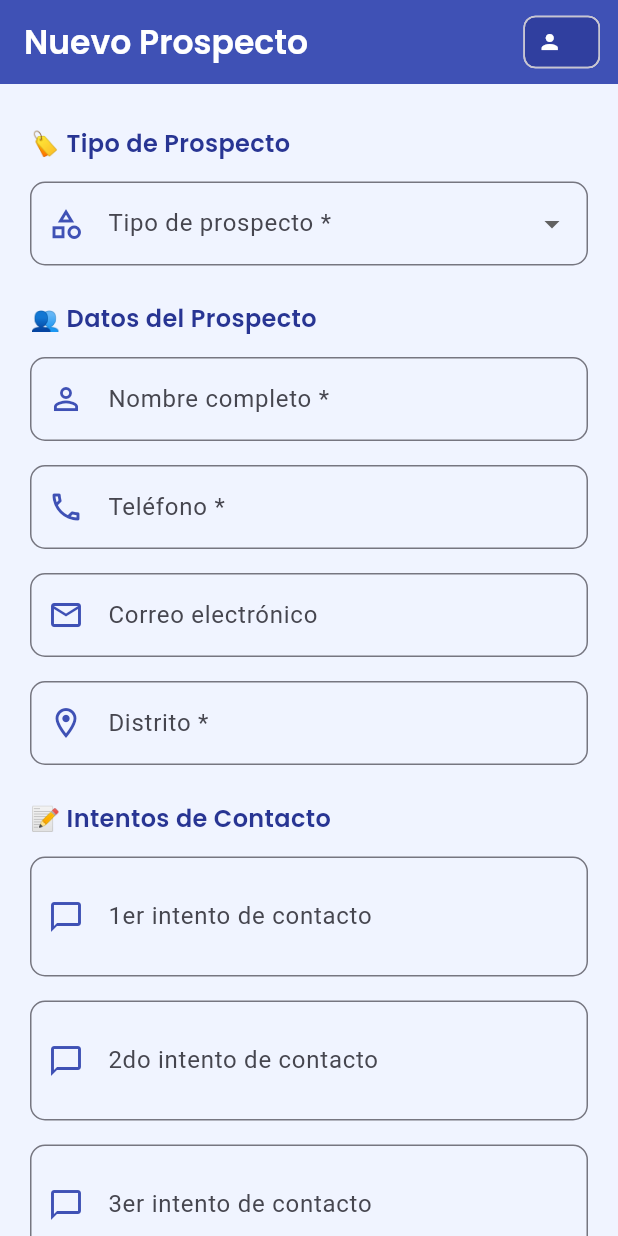
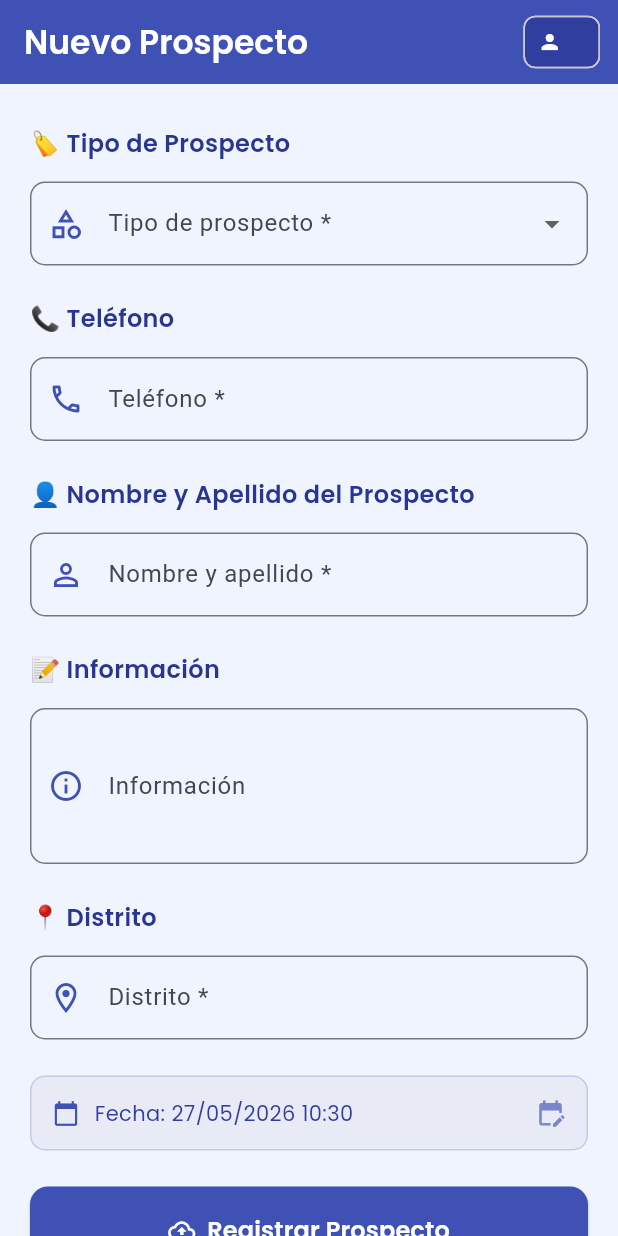
Before and after one commit to amilcar-cibertec/prospectos-app, a Flutter app: the RegistroScreen screen opened directly with empty values, on a phone screen of 412 x 824 dp. Run offline on Flutter 3.47's test engine with Material 3 defaults, Android fonts, the light colour scheme and no system bars; our stand-ins replace google_fonts; missing offline and left inert: dart:js.

Commit message:
Actualizar source con código más reciente

```diff
--- a/lib/models/prospecto.dart
+++ b/lib/models/prospecto.dart
@@ -1,9 +1,8 @@
 class Prospecto {
   final String nombre;
   final String telefono;
-  final String correo;
+  final String informacion;      // ← reemplaza correo + observaciones
   final String distrito;
-  final String observaciones;
   final String fecha;
   final String vendedor;
   final String codigoVendedor;
@@ -14,9 +13,8 @@ class Prospecto {
   Prospecto({
     required this.nombre,
     required this.telefono,
-    this.correo = '',
+    this.informacion = '-',
     required this.distrito,
-    required this.observaciones,
     required this.fecha,
     required this.vendedor,
     required this.codigoVendedor,
@@ -26,16 +24,15 @@ class Prospecto {
   });
 
   Map<String, dynamic> toJson() => {
-        'nombre':          nombre,
-        'telefono':        telefono,
-        'correo':          correo.isNotEmpty ? correo : '-',
-        'distrito':        distrito,
-        'observaciones':   observaciones,
-        'fecha':           fecha,
-        'vendedor':        vendedor,
-        'codigoVendedor':  codigoVendedor,
-        'tipo':            tipo,
+        'nombre':           nombre,
+        'telefono':         telefono,
+        'informacion':      informacion.isNotEmpty ? informacion : '-',
+        'distrito':         distrito,
+        'fecha':            fecha,
+        'vendedor':         vendedor,
+        'codigoVendedor':   codigoVendedor,
+        'tipo':             tipo,
         'nombreReferencia': nombreReferencia,
-        'asesor':          asesor.isNotEmpty ? asesor : '-',
+        'asesor':           asesor.isNotEmpty ? asesor : '-',
       };
 }
--- a/lib/screens/registro_screen.dart
+++ b/lib/screens/registro_screen.dart
@@ -21,34 +21,50 @@ class RegistroScreen extends StatefulWidget {
 }
 
 class _RegistroScreenState extends State<RegistroScreen> {
-  final _formKey = GlobalKey<FormState>();
+  final _formKey          = GlobalKey<FormState>();
+  final _nombreCtrl       = TextEditingController();
+  final _telefonoCtrl     = TextEditingController();
+  final _distritoCtrl     = TextEditingController();
+  final _informacionCtrl  = TextEditingController();
+  final _referenciaCtrl   = TextEditingController();
 
-  // Controladores existentes
-  final _nombreCtrl      = TextEditingController();
-  final _telefonoCtrl    = TextEditingController();
-  final _correoCtrl      = TextEditingController();
-  final _distritoCtrl    = TextEditingController();
-  final _obs1Ctrl        = TextEditingController();
-  final _obs2Ctrl        = TextEditingController();
-  final _obs3Ctrl        = TextEditingController();
-  final _referenciaCtrl  = TextEditingController();
-
-  // Nuevos campos
   String? _tipoSeleccionado;
   String? _asesorSeleccionado;
 
-  bool _enviando = false;
+  bool    _enviando = false;
   String? _mensaje;
-  bool _exito = false;
+  bool    _exito    = false;
 
-  String get _fechaHoy =>
-      DateFormat('dd/MM/yyyy HH:mm').format(DateTime.now());
+  // 1. Nueva variable para guardar la fecha seleccionada
+  DateTime _fechaSeleccionada = DateTime.now();
 
-  // Vendedores disponibles para asesor (excluye al logueado)
-  List<String> get _asesoresDisponibles {
-    return AppConfig.vendedoresValidos.values
-        .where((nombre) => nombre != widget.nombreVendedor)
+  // 2. Formatea la fecha elegida y le añade la hora actual
+  String get _fechaFormateada {
+    final date = DateFormat('dd/MM/yyyy').format(_fechaSeleccionada);
+    final time = DateFormat('HH:mm').format(DateTime.now());
+    return '$date $time';
+  }
+
+  List<String> get _asesoresDisponibles =>
+      AppConfig.vendedoresValidos.values
+          .where((n) => n != widget.nombreVendedor)
           .toList();
+
+  // 3. Función del DatePicker con límites de 7 días atrás y HOY como máximo
+  Future<void> _seleccionarFecha() async {
+    final hoy = DateTime.now();
+    final fechaElegida = await showDatePicker(
+      context: context,
+      initialDate: _fechaSeleccionada,
+      firstDate: hoy.subtract(const Duration(days: 7)), // Máximo 7 días atrás
+      lastDate: hoy, // Nada en el futuro
+    );
+
+    if (fechaElegida != null) {
+      setState(() {
+        _fechaSeleccionada = fechaElegida;
+      });
+    }
   }
 
   Future<void> _enviar() async {
@@ -56,42 +72,32 @@ class _RegistroScreenState extends State<RegistroScreen> {
     if (_tipoSeleccionado == null) {
       setState(() {
         _mensaje = '❌ Selecciona el tipo de prospecto';
-        _exito = false;
+        _exito   = false;
       });
       return;
     }
 
     setState(() { _enviando = true; _mensaje = null; });
 
-    final obs = [
-      if (_obs1Ctrl.text.trim().isNotEmpty)
-        '1er contacto: ${_obs1Ctrl.text.trim()}',
-      if (_obs2Ctrl.text.trim().isNotEmpty)
-        '2do contacto: ${_obs2Ctrl.text.trim()}',
-      if (_obs3Ctrl.text.trim().isNotEmpty)
-        '3er contacto: ${_obs3Ctrl.text.trim()}',
-    ].join(' | ');
-
     final prospecto = Prospecto(
-      nombre:          _nombreCtrl.text.trim(),
-      telefono:        _telefonoCtrl.text.trim(),
-      correo:          _correoCtrl.text.trim(),
-      distrito:        _distritoCtrl.text.trim(),
-      observaciones:   obs,
-      fecha:           _fechaHoy,
-      vendedor:        widget.nombreVendedor,
-      codigoVendedor:  widget.codigoVendedor,
-      tipo:            _tipoSeleccionado!,
+      nombre:           _nombreCtrl.text.trim(),
+      telefono:         _telefonoCtrl.text.trim(),
+      informacion:      _informacionCtrl.text.trim(),
+      distrito:         _distritoCtrl.text.trim(),
+      fecha:            _fechaFormateada, // Usa la nueva fecha formateada
+      vendedor:         widget.nombreVendedor,
+      codigoVendedor:   widget.codigoVendedor,
+      tipo:             _tipoSeleccionado!,
       nombreReferencia: _referenciaCtrl.text.trim(),
-      asesor:          _asesorSeleccionado ?? '-',
+      asesor:           _asesorSeleccionado ?? '-',
     );
 
     final ok = await SheetsService.enviarProspecto(prospecto);
 
     setState(() {
       _enviando = false;
-      _exito = ok;
-      _mensaje = ok
+      _exito    = ok;
+      _mensaje  = ok
           ? '✅ Prospecto registrado en hoja "$_tipoSeleccionado"'
           : '❌ Error al subir datos';
     });
@@ -102,15 +108,13 @@ class _RegistroScreenState extends State<RegistroScreen> {
   void _limpiar() {
     _nombreCtrl.clear();
     _telefonoCtrl.clear();
-    _correoCtrl.clear();
     _distritoCtrl.clear();
-    _obs1Ctrl.clear();
-    _obs2Ctrl.clear();
-    _obs3Ctrl.clear();
+    _informacionCtrl.clear();
     _referenciaCtrl.clear();
     setState(() {
       _tipoSeleccionado   = null;
       _asesorSeleccionado = null;
+      _fechaSeleccionada  = DateTime.now(); // Resetea la fecha al limpiar
     });
   }
 
@@ -146,12 +150,12 @@ class _RegistroScreenState extends State<RegistroScreen> {
                 crossAxisAlignment: CrossAxisAlignment.start,
                 children: [
 
-                  // ── TIPO DE PROSPECTO ──────────────────────────
+                  // 1. TIPO
                   _seccion('🏷️ Tipo de Prospecto'),
                   _comboTipo(),
                   const SizedBox(height: 16),
 
-                  // ── REFERENCIA (label dinámico) ────────────────
+                  // 2. REFERENCIA
                   if (_tipoSeleccionado != null) ...[
                     _seccion('📌 ${AppConfig.labelReferencia(_tipoSeleccionado!)}'),
                     CustomTextField(
@@ -161,71 +165,56 @@ class _RegistroScreenState extends State<RegistroScreen> {
                     ),
                   ],
 
-                  // ── ASESOR (solo 4/14 y STAND) ─────────────────
-                  if (_tipoSeleccionado != null &&
-                      AppConfig.tieneAsesor(_tipoSeleccionado!)) ...[
-                    _seccion('👤 Asesor Adicional'),
-                    _comboAsesor(),
-                    const SizedBox(height: 16),
-                  ],
-
-                  // ── DATOS DEL PROSPECTO ────────────────────────
-                  _seccion('👥 Datos del Prospecto'),
-                  CustomTextField(
-                    label: 'Nombre completo',
-                    controller: _nombreCtrl,
-                    icon: Icons.person_outline,
-                  ),
+                  // 3. TELÉFONO
+                  _seccion('📞 Teléfono'),
                   CustomTextField(
                     label: 'Teléfono',
                     controller: _telefonoCtrl,
                     icon: Icons.phone_outlined,
                     keyboardType: TextInputType.phone,
                   ),
+
+                  // 4. NOMBRE Y APELLIDO
+                  _seccion('👤 Nombre y Apellido del Prospecto'),
                   CustomTextField(
-                    label: 'Correo electrónico',
-                    controller: _correoCtrl,
-                    icon: Icons.email_outlined,
-                    keyboardType: TextInputType.emailAddress,
+                    label: 'Nombre y apellido',
+                    controller: _nombreCtrl,
+                    icon: Icons.person_outline,
+                  ),
+
+                  // 5. INFORMACIÓN
+                  _seccion('📝 Información'),
+                  CustomTextField(
+                    label: 'Información',
+                    controller: _informacionCtrl,
+                    icon: Icons.info_outline,
+                    maxLines: 3,
                     obligatorio: false,
-                    hint: 'Opcional',
+                    hint: 'Notas, observaciones, seguimiento...',
                   ),
+
+                  // 6. DISTRITO
+                  _seccion('📍 Distrito'),
                   CustomTextField(
                     label: 'Distrito',
                     controller: _distritoCtrl,
                     icon: Icons.location_on_outlined,
                   ),
 
-                  // ── INTENTOS DE CONTACTO ───────────────────────
-                  _seccion('📝 Intentos de Contacto'),
-                  CustomTextField(
-                    label: '1er intento de contacto',
-                    controller: _obs1Ctrl,
-                    icon: Icons.chat_bubble_outline,
-                    maxLines: 2,
-                    obligatorio: false,
-                    hint: 'Ej: Llamó, interesado, cita para el viernes...',
-                  ),
-                  CustomTextField(
-                    label: '2do intento de contacto',
-                    controller: _obs2Ctrl,
-                    icon: Icons.chat_bubble_outline,
-                    maxLines: 2,
-                    obligatorio: false,
-                    hint: 'Ej: No contestó, dejó mensaje...',
-                  ),
-                  CustomTextField(
-                    label: '3er intento de contacto',
-                    controller: _obs3Ctrl,
-                    icon: Icons.chat_bubble_outline,
-                    maxLines: 2,
-                    obligatorio: false,
-                    hint: 'Ej: Confirmó reunión...',
-                  ),
+                  // 7. ASESOR 2
+                  if (_tipoSeleccionado != null &&
+                      AppConfig.tieneAsesor(_tipoSeleccionado!)) ...[
+                    _seccion('👥 Asesor 2'),
+                    _comboAsesor(),
+                    const SizedBox(height: 16),
+                  ],
 
-                  // ── FECHA ──────────────────────────────────────
+                  // 8. FECHA (Seleccionable mediante InkWell)
                   const SizedBox(height: 8),
-                  Container(
+                  InkWell(
+                    onTap: _seleccionarFecha,
+                    borderRadius: BorderRadius.circular(10),
+                    child: Container(
                       padding: const EdgeInsets.all(14),
                       decoration: BoxDecoration(
                         color: Colors.indigo.shade50,
@@ -236,14 +225,17 @@ class _RegistroScreenState extends State<RegistroScreen> {
                         const Icon(Icons.calendar_today,
                             color: Colors.indigo, size: 18),
                         const SizedBox(width: 10),
-                      Text('Fecha: $_fechaHoy',
+                        Text('Fecha: $_fechaFormateada',
                             style: GoogleFonts.poppins(
                                 color: Colors.indigo.shade700)),
+                        const Spacer(), // Empuja el ícono de edición a la derecha
+                        Icon(Icons.edit_calendar, color: Colors.indigo.shade300, size: 20),
                       ]),
+                    ),
                   ),
                   const SizedBox(height: 24),
 
-                  // ── MENSAJE ────────────────────────────────────
+                  // MENSAJE
                   if (_mensaje != null)
                     Container(
                       margin: const EdgeInsets.only(bottom: 16),
@@ -265,7 +257,7 @@ class _RegistroScreenState extends State<RegistroScreen> {
                           )),
                     ),
 
-                  // ── BOTÓN ──────────────────────────────────────
+                  // BOTÓN REGISTRAR
                   SizedBox(
                     width: double.infinity,
                     child: ElevatedButton.icon(
@@ -300,14 +292,13 @@ class _RegistroScreenState extends State<RegistroScreen> {
     );
   }
 
-  // ── WIDGETS AUXILIARES ───────────────────────────────────
-
   Widget _comboTipo() {
     return DropdownButtonFormField<String>(
       value: _tipoSeleccionado,
       decoration: InputDecoration(
         labelText: 'Tipo de prospecto *',
-        prefixIcon: const Icon(Icons.category_outlined, color: Colors.indigo),
+        prefixIcon:
+            const Icon(Icons.category_outlined, color: Colors.indigo),
         border: OutlineInputBorder(borderRadius: BorderRadius.circular(10)),
         focusedBorder: OutlineInputBorder(
           borderRadius: BorderRadius.circular(10),
@@ -326,7 +317,7 @@ class _RegistroScreenState extends State<RegistroScreen> {
       }).toList(),
       onChanged: (val) => setState(() {
         _tipoSeleccionado   = val;
-        _asesorSeleccionado = null; // resetear asesor al cambiar tipo
+        _asesorSeleccionado = null;
         _referenciaCtrl.clear();
       }),
       validator: (val) =>
@@ -338,7 +329,7 @@ class _RegistroScreenState extends State<RegistroScreen> {
     return DropdownButtonFormField<String>(
       value: _asesorSeleccionado,
       decoration: InputDecoration(
-        labelText: 'Asesor adicional (opcional)',
+        labelText: 'Asesor 2 (opcional)',
         prefixIcon:
             const Icon(Icons.people_outline, color: Colors.indigo),
         border: OutlineInputBorder(borderRadius: BorderRadius.circular(10)),
@@ -350,7 +341,7 @@ class _RegistroScreenState extends State<RegistroScreen> {
       items: [
         DropdownMenuItem(
           value: null,
-          child: Text('Sin asesor adicional',
+          child: Text('Sin Asesor 2',
               style: GoogleFonts.poppins(color: Colors.grey)),
         ),
         ..._asesoresDisponibles.map((nombre) => DropdownMenuItem(
--- a/lib/services/sheets_service.dart
+++ b/lib/services/sheets_service.dart
@@ -9,33 +9,18 @@ class SheetsService {
 
   static Future<bool> enviarProspecto(Prospecto prospecto) async {
     try {
-      final partes = prospecto.observaciones.split(' | ');
-      String obs1 = '-', obs2 = '-', obs3 = '-';
-
-      for (final p in partes) {
-        if (p.startsWith('1er contacto: ')) {
-          obs1 = p.replaceFirst('1er contacto: ', '');
-        } else if (p.startsWith('2do contacto: ')) {
-          obs2 = p.replaceFirst('2do contacto: ', '');
-        } else if (p.startsWith('3er contacto: ')) {
-          obs3 = p.replaceFirst('3er contacto: ', '');
-        }
-      }
-
       final params = [
+        'token=${Uri.encodeComponent(AppConfig.tokenSecreto)}',  // ← nuevo
         'fecha=${Uri.encodeComponent(prospecto.fecha)}',
         'vendedor=${Uri.encodeComponent(prospecto.vendedor)}',
         'codigoVendedor=${Uri.encodeComponent(prospecto.codigoVendedor)}',
         'nombre=${Uri.encodeComponent(prospecto.nombre)}',
         'telefono=${Uri.encodeComponent(prospecto.telefono)}',
-        'correo=${Uri.encodeComponent(prospecto.correo)}',
+        'informacion=${Uri.encodeComponent(prospecto.informacion)}',
         'distrito=${Uri.encodeComponent(prospecto.distrito)}',
         'tipo=${Uri.encodeComponent(prospecto.tipo)}',
         'nombreReferencia=${Uri.encodeComponent(prospecto.nombreReferencia)}',
         'asesor=${Uri.encodeComponent(prospecto.asesor)}',
-        'obs1=${Uri.encodeComponent(obs1)}',
-        'obs2=${Uri.encodeComponent(obs2)}',
-        'obs3=${Uri.encodeComponent(obs3)}',
       ].join('&');
 
       _callbackCounter++;
```
Lines whose indentation alone changed are shown as unchanged.
